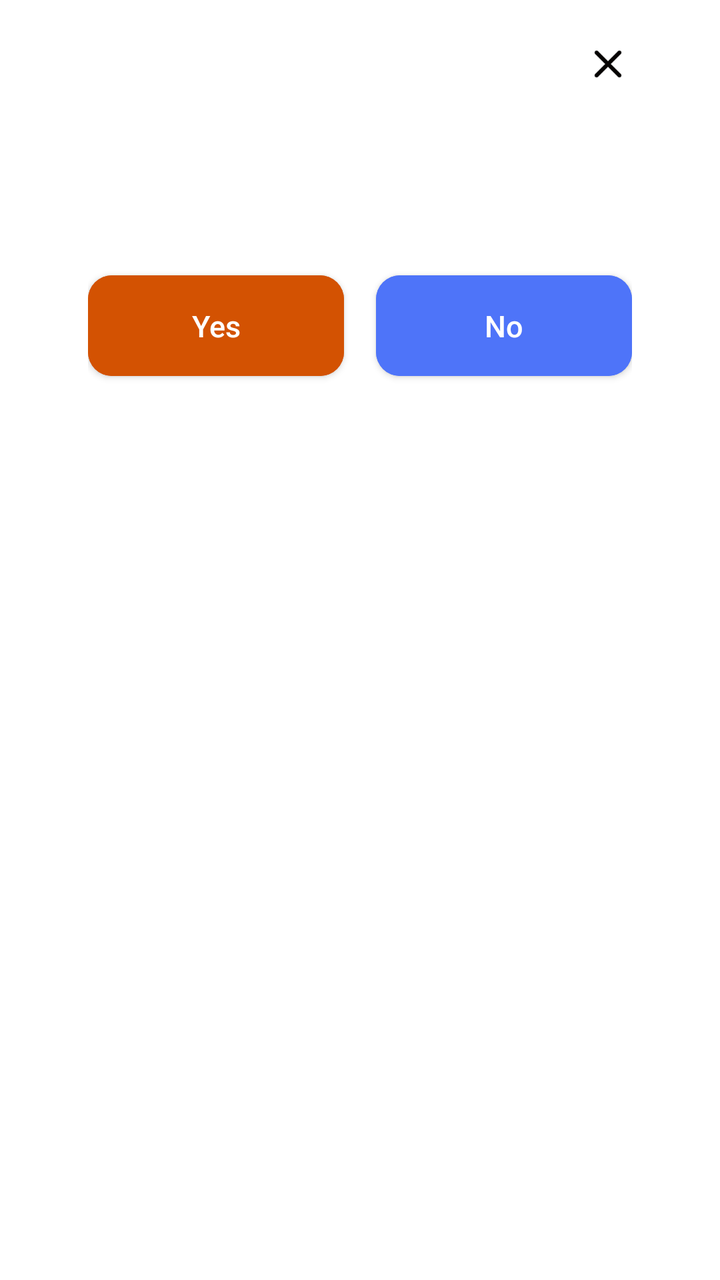
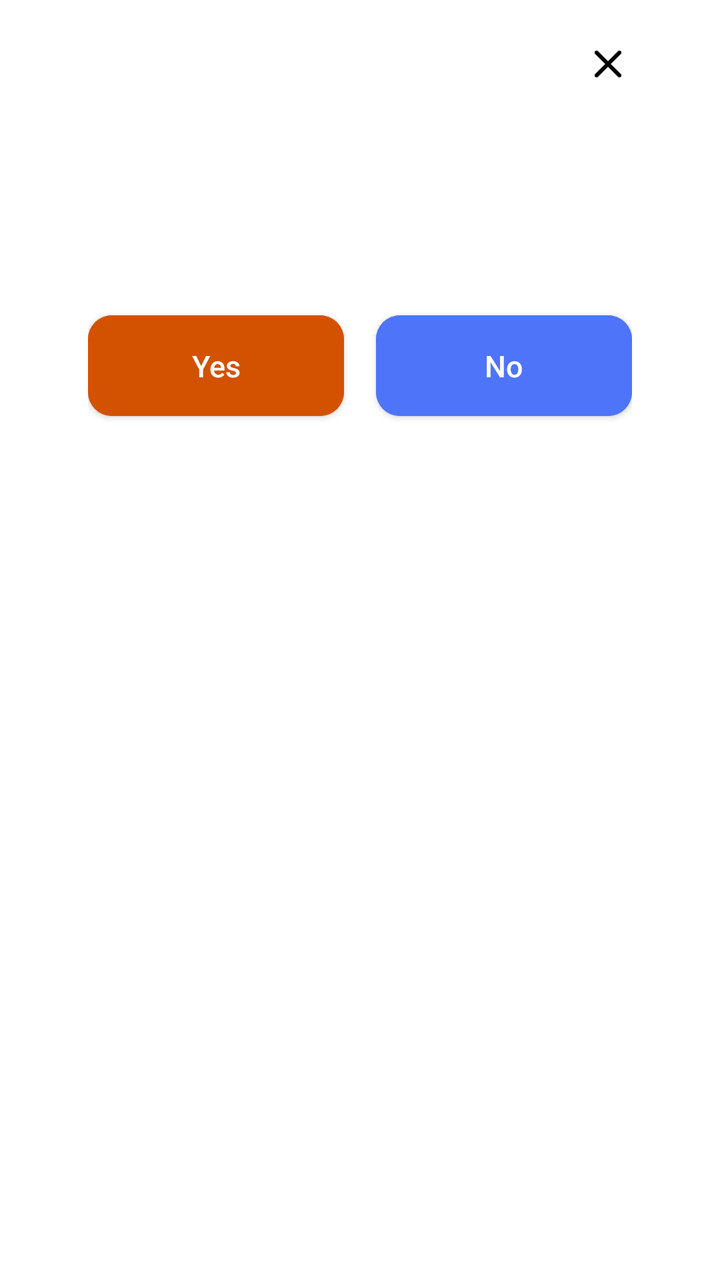

Compare the two renders of this Android layout. The source of the first and the diff that turns it into the second are given below.
<!-- AndroidManifest.xml: application theme Theme.EdTech -->
<!-- res/layout/dialog_common.xml -->
<?xml version="1.0" encoding="utf-8"?>
<layout xmlns:android="http://schemas.android.com/apk/res/android"
    xmlns:app="http://schemas.android.com/apk/res-auto">

    <data>

    </data>

    <FrameLayout
        android:layout_width="match_parent"
        android:layout_height="wrap_content">
        <androidx.constraintlayout.widget.ConstraintLayout
            android:layout_width="match_parent"
            android:layout_marginHorizontal="24dp"
            android:layout_height="wrap_content"
            android:padding="20dp"
            android:background="@drawable/bg_common_dialog">

            <ImageView
                android:id="@+id/ivClose"
                android:layout_width="24dp"
                android:layout_height="24dp"
                android:src="@drawable/cross_button"
                app:layout_constraintEnd_toEndOf="parent"
                app:layout_constraintTop_toTopOf="parent" />

            <ImageView
                android:id="@+id/ivImage"
                android:layout_width="30dp"
                android:layout_height="30dp"
                app:layout_constraintTop_toBottomOf="@id/ivClose"
                app:layout_constraintStart_toStartOf="parent"
                app:layout_constraintEnd_toEndOf="parent"/>

            <TextView
                android:id="@+id/tvTitle"
                android:layout_width="match_parent"
                android:layout_height="wrap_content"
                android:textSize="16sp"
                android:fontFamily="@font/manrope_regular"
                android:gravity="center"
                android:layout_marginTop="16dp"
                app:layout_constraintTop_toBottomOf="@id/ivImage"
                app:layout_constraintStart_toStartOf="parent"
                app:layout_constraintEnd_toEndOf="parent" />

            <com.google.android.material.button.MaterialButton
                android:id="@+id/btnPositive"
                style="@style/CommonButton1"
                android:layout_width="0dp"
                android:layout_height="wrap_content"
                android:text="Yes"
                android:backgroundTint="@color/theme_red"
                android:layout_marginTop="20dp"
                android:layout_marginEnd="8dp"
                app:layout_constraintTop_toBottomOf="@id/tvTitle"
                app:layout_constraintStart_toStartOf="parent"
                app:layout_constraintEnd_toStartOf="@id/btnNegative"/>

            <com.google.android.material.button.MaterialButton
                android:id="@+id/btnNegative"
                style="@style/CommonButton1"
                android:layout_width="0dp"
                android:layout_height="wrap_content"
                android:text="No"
                android:backgroundTint="@color/theme_blue"
                android:layout_marginTop="20dp"
                android:layout_marginStart="8dp"
                app:layout_constraintTop_toBottomOf="@id/tvTitle"
                app:layout_constraintStart_toEndOf="@id/btnPositive"
                app:layout_constraintEnd_toEndOf="parent"/>

        </androidx.constraintlayout.widget.ConstraintLayout>
    </FrameLayout>
</layout>
<!-- resources referenced by this layout -->
<resources>
  <color name="theme_blue">#4E74F9</color>
  <color name="theme_red">#D35202</color>
  <!-- drawable bg_common_dialog (drawable) -->
  <?xml version="1.0" encoding="utf-8"?>
  <shape xmlns:android="http://schemas.android.com/apk/res/android">
      <corners android:radius="10dp"/>
      <solid android:color="@color/white"/>
  </shape>
  <!-- drawable cross_button: png bitmap (drawable, 858 bytes) -->
  <style name="CommonButton1">
          <item name="cornerRadius">12dp</item>
          <item name="android:letterSpacing">0</item>
          <item name="android:textAllCaps">false</item>
          <item name="android:textSize">15sp</item>
          <item name="android:paddingVertical">15dp</item>
          <item name="android:layout_marginHorizontal">20dp</item>
      </style>
  <style name="Theme.EdTech" parent="Base.Theme.EdTech" />
  <color name="white">#FFFFFFFF</color>
  <style name="Base.Theme.EdTech" parent="Theme.MaterialComponents.Light.NoActionBar">
          
          
      </style>
</resources>

<!-- the commit's change to res/layout/dialog_common.xml (unified diff, before → after) -->
@@ -26,8 +26,8 @@
 
             <ImageView
                 android:id="@+id/ivImage"
-                android:layout_width="30dp"
-                android:layout_height="30dp"
+                android:layout_width="50dp"
+                android:layout_height="50dp"
                 app:layout_constraintTop_toBottomOf="@id/ivClose"
                 app:layout_constraintStart_toStartOf="parent"
                 app:layout_constraintEnd_toEndOf="parent"/>
